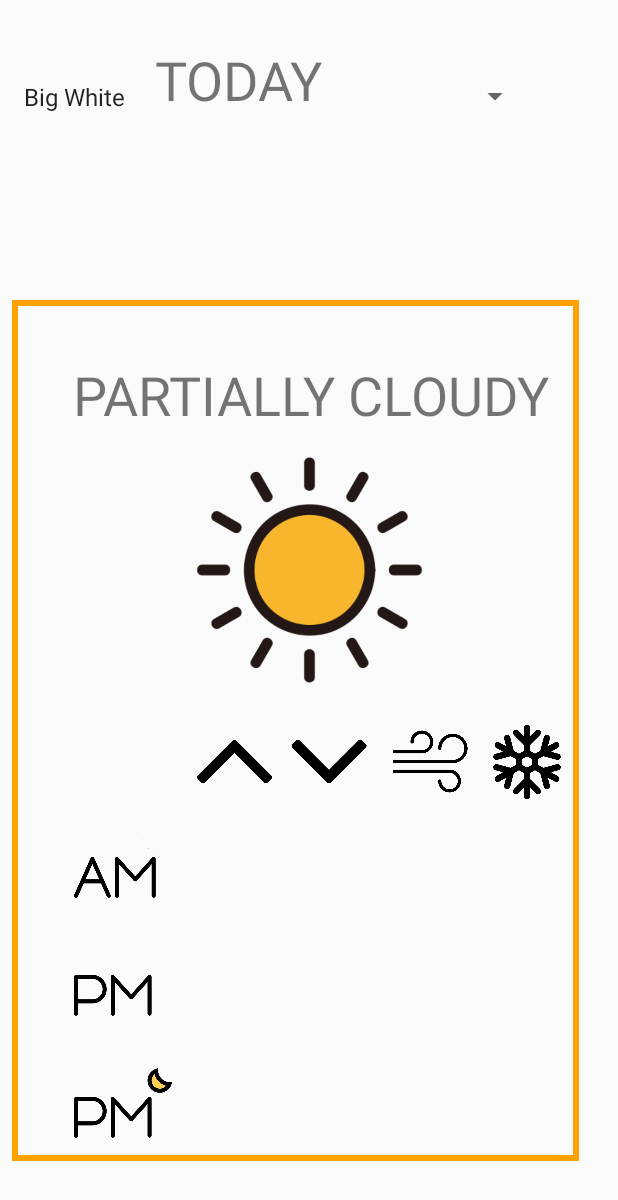
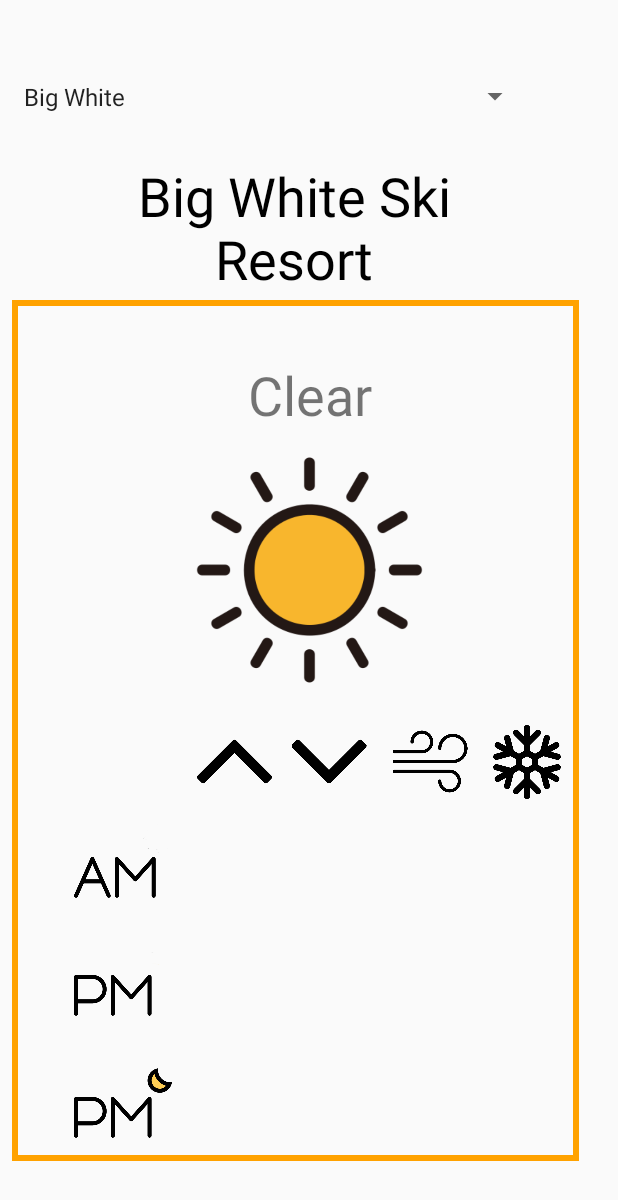
Before and after one commit to DSchriemer/Ski-Base, an Android app: the screen it shows after launch (MainActivity), on a phone screen of 412 x 824 dp. Shown: the top 1200 px of the screen. Run offline under Robolectric (Android 15) with nearby library versions, the phone set to English and light mode, and no system bars; 3 statements that could not run were skipped.

Commit message:
finished weatherUI

```diff
--- a/app/src/main/java/com/example/skibase/MainActivity.java
+++ b/app/src/main/java/com/example/skibase/MainActivity.java
@@ -59,6 +59,7 @@ public class MainActivity extends AppCompatActivity implements AdapterView.OnIte
     RadioButton radioButton;
     ImageView currentweather;
     TextView condition1;
+    TextView Resort;
 
     String hill;
 
@@ -122,15 +123,20 @@ public class MainActivity extends AppCompatActivity implements AdapterView.OnIte
                 try {
 
                     String url = "";
+                    condition1 = (TextView) findViewById(R.id.condition1);
+                    Resort = (TextView) findViewById(R.id.Resort);
 
                     if (hill.equals("Fernie")) {
                         url = "https://www.snow-forecast.com/resorts/Fernie/6day/mid";
+                        Resort.setText("Fernie Alpine Resort");
                     }
                     else if (hill.equals("Big White")) {
                         url = "https://www.snow-forecast.com/resorts/Big-White/6day/mid";
+                        Resort.setText("Big White Ski Resort");
                     }
                     else if (hill.equals("Whistler")) {
                         url = "https://www.snow-forecast.com/resorts/Whistler-Blackcomb/6day/mid";
+                        Resort.setText("Whistler Black Comb");
                     } else {
                         System.out.println("ERROR No Selection");
                     }
@@ -223,24 +229,32 @@ public class MainActivity extends AppCompatActivity implements AdapterView.OnIte
 
                         if (weather.equals("light snow")) {
                             currentweather.setImageResource(R.drawable.snow);
+                            condition1.setText("Light Snow");
                         }
                         else if (weather.equals("mod. snow")) {
                             currentweather.setImageResource(R.drawable.snow);
+                            condition1.setText("Moderate Snow");
+
                         }
                         else if (weather.equals("heavy snow")) {
                             currentweather.setImageResource(R.drawable.snow);
+                            condition1.setText("Heavy Snow");
                         }
                         else if (weather.equals("snow shwrs")) {
                             currentweather.setImageResource(R.drawable.rain1);
+                            condition1.setText("Snow Showers");
                         }
                         else if (weather.equals("some clouds")) {
                             currentweather.setImageResource(R.drawable.partial);
+                            condition1.setText("Some Clouds");
                         }
                         else if (weather.equals("cloudy")) {
                             currentweather.setImageResource(R.drawable.clouds);
+                            condition1.setText("Cloudy");
                         }else
                         {
                             currentweather.setImageResource(R.drawable.clear);
+                            condition1.setText("Clear");
                         }
 
 
--- a/app/src/main/res/layout/activity_main.xml
+++ b/app/src/main/res/layout/activity_main.xml
@@ -168,11 +168,20 @@
             android:id="@+id/Resort"
             android:layout_width="317dp"
             android:layout_height="106dp"
+            android:layout_marginStart="28dp"
+            android:layout_marginLeft="28dp"
+            android:layout_marginTop="79dp"
+            android:layout_marginEnd="48dp"
+            android:layout_marginRight="48dp"
+            android:layout_marginBottom="600dp"
             android:gravity="center"
             android:text="TODAY"
+            android:textColor="#000000"
             android:textSize="36sp"
-            tools:layout_editor_absoluteX="28dp"
-            tools:layout_editor_absoluteY="79dp" />
+            app:layout_constraintBottom_toBottomOf="parent"
+            app:layout_constraintEnd_toEndOf="parent"
+            app:layout_constraintStart_toStartOf="parent"
+            app:layout_constraintTop_toTopOf="parent" />
 
         <TextView
             android:id="@+id/n2"
```
